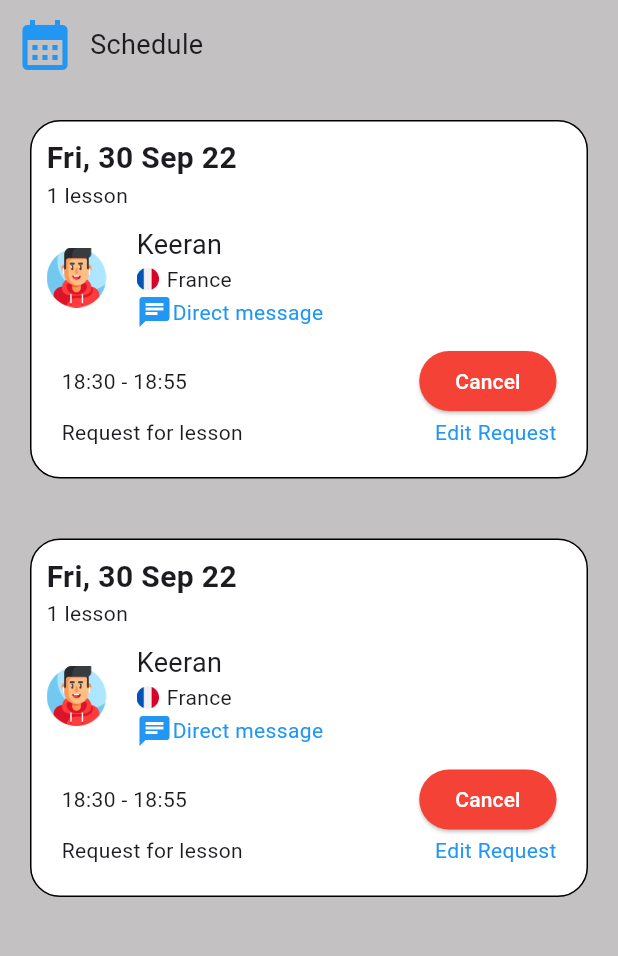
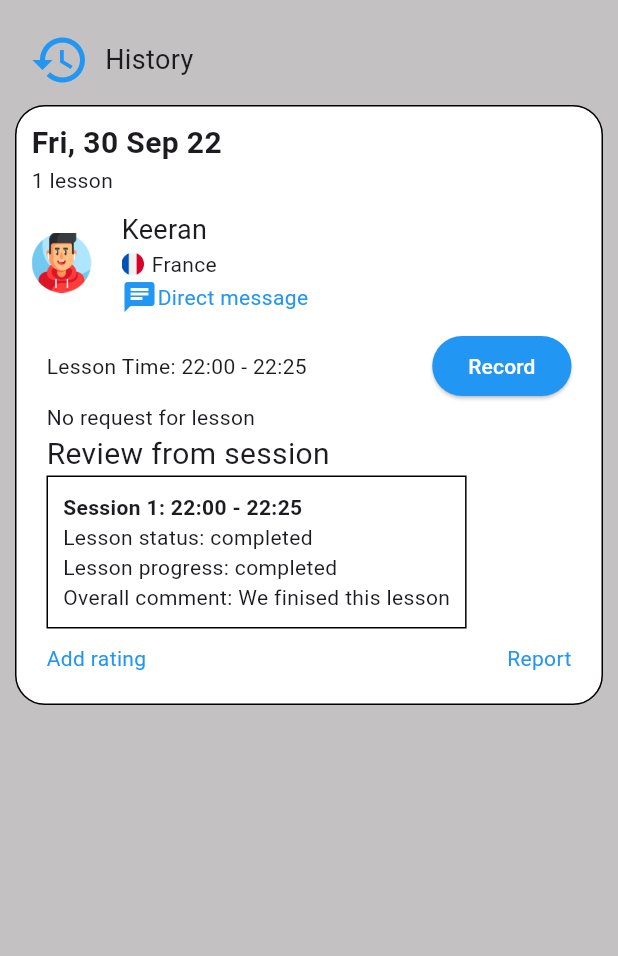
Before and after one commit to MarsonVo2002/1-on-1-Learning, a Flutter app: the screen it shows after launch, on a phone screen of 412 x 824 dp, the part 84-1040 px from its top. Run offline on Flutter 3.47's test engine with Material 2 defaults, Android fonts, the phone set to English and light mode, and no system bars.

Commit message:
History screen

```diff
--- /dev/null
+++ b/lib/History/HistoryTitleSection/history_title_section.dart
@@ -0,0 +1,30 @@
+import 'package:flutter/material.dart';
+
+class HistoryTitleSection extends StatelessWidget
+{
+  const HistoryTitleSection({super.key});
+
+  @override
+  Widget build(BuildContext context) {
+    // TODO: implement build
+    return Container(
+        padding: const EdgeInsets.all(10),
+        child: const Row(
+          children: [
+            Icon(
+              Icons.history,
+              size: 40,
+              color: Colors.blue,
+            ),
+            SizedBox(
+              width: 10,
+            ),
+            Text(
+              'History',
+              style: TextStyle(fontSize: 18),
+            ),
+          ],
+        ));
+  }
+
+}
--- /dev/null
+++ b/lib/History/ReviewSection/review_section.dart
@@ -0,0 +1,57 @@
+import 'package:flutter/material.dart';
+import 'package:lettutor/History/HistoryTitleSection/history_title_section.dart';
+
+class ReviewSection extends StatelessWidget
+{
+  const ReviewSection({super.key});
+
+  @override
+  Widget build(BuildContext context) {
+    // TODO: implement build
+    return Container(
+      padding: const EdgeInsets.all(10),
+      child: Column(
+        crossAxisAlignment: CrossAxisAlignment.start,
+          children: [
+            Row(
+              mainAxisSize: MainAxisSize.max,
+              mainAxisAlignment: MainAxisAlignment.spaceBetween,
+              children: [
+                const Text('Lesson Time: 22:00 - 22:25'),
+                ElevatedButton(
+                    style: ElevatedButton.styleFrom(primary: Colors.blue),
+                    onPressed: () {},
+                    child: const Text(
+                      'Record',
+                      style: TextStyle(color: Colors.white),
+                    )),
+              ],
+            ),
+            const Text('No request for lesson'),
+            const Text('Review from session', style: TextStyle(fontSize: 20),),
+            Container(
+              padding: const EdgeInsets.all(10),
+              decoration: BoxDecoration(border: Border.all()),
+              child:  const Column(
+              crossAxisAlignment: CrossAxisAlignment.start,
+              children: [
+                Text('Session 1: 22:00 - 22:25', style: TextStyle(fontWeight: FontWeight.bold),),
+                Text('Lesson status: completed'),
+                Text('Lesson progress: completed'),
+                Text('Overall comment: We finised this lesson'),
+            ],),),
+
+            const SizedBox(height: 10,),
+            const Row(
+              mainAxisSize: MainAxisSize.max,
+              mainAxisAlignment: MainAxisAlignment.spaceBetween,
+              children: [
+                Text('Add rating', style: TextStyle(color: Colors.blue)),
+                Text('Report', style: TextStyle(color: Colors.blue),),
+            ],)
+          ],
+        ),
+    );
+  }
+
+}
--- /dev/null
+++ b/lib/History/history.dart
@@ -0,0 +1,44 @@
+import 'package:flutter/material.dart';
+
+import '../Schedule/ScheduleItem/DateSection/date_section.dart';
+import '../Schedule/ScheduleItem/TeacherSection/teacher_section.dart';
+import '../Schedule/ScheduleItem/TimeSection/time_section.dart';
+import 'HistoryTitleSection/history_title_section.dart';
+import 'ReviewSection/review_section.dart';
+
+class History extends StatelessWidget {
+  const History({super.key});
+
+  @override
+  Widget build(BuildContext context) {
+    // TODO: implement build
+    return Container(
+      padding: const EdgeInsets.all(10),
+      color: const Color.fromARGB(255, 195, 193, 193),
+      child: ListView(children: [
+        const HistoryTitleSection(),
+        Container(
+            decoration: BoxDecoration(
+                color: Colors.white,
+                border: Border.all(),
+                borderRadius: BorderRadius.circular(20)),
+            padding: const EdgeInsets.all(10),
+            child: const Column(
+              crossAxisAlignment: CrossAxisAlignment.start,
+              children: [
+                DateSection(),
+                SizedBox(
+                  height: 10,
+                ),
+                TeacherSection(
+                    name: 'Keeran',
+                    avatarpath: 'asset/images/avatar.png',
+                    nationality: 'France',
+                    flagpath: 'asset/images/france.png'),
+                ReviewSection()
+              ],
+            ))
+      ]),
+    );
+  }
+}
--- a/lib/main.dart
+++ b/lib/main.dart
@@ -1,4 +1,5 @@
 import 'package:flutter/material.dart';
+import 'package:lettutor/History/history.dart';
 import 'package:lettutor/Login/login.dart';
 import 'package:lettutor/Schedule/schedule.dart';
 import 'package:lettutor/Teacher/teacher.dart';
@@ -40,7 +41,7 @@ class MyApp extends StatelessWidget {
           title: const Text('Flutter layout demo'),
         ),
         body: const Center(
-          child: Schedule(),
+          child:History(),
         ),
       ),
     );
```
